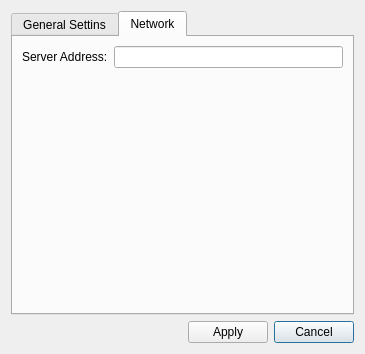
Old version of the form Speaker/settings.ui in the repository Ernyoke/Allamvizsga.
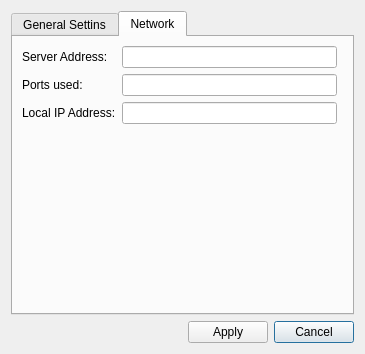
New version of the form. The open tabs and pages were chosen to show the change.

Patch:
```diff
--- a/Speaker/settings.ui
+++ b/Speaker/settings.ui
@@ -81,22 +81,22 @@
        <string>Network</string>
       </attribute>
       <layout class="QGridLayout" name="gridLayout_2">
-       <item row="1" column="0" colspan="2">
-        <spacer name="verticalSpacer">
-         <property name="orientation">
-          <enum>Qt::Vertical</enum>
-         </property>
-         <property name="sizeHint" stdset="0">
-          <size>
-           <width>20</width>
-           <height>40</height>
-          </size>
-         </property>
-        </spacer>
-       </item>
        <item row="0" column="1">
         <widget class="QLineEdit" name="lineEdit"/>
        </item>
+       <item row="3" column="0" colspan="3">
+        <spacer name="verticalSpacer">
+         <property name="orientation">
+          <enum>Qt::Vertical</enum>
+         </property>
+         <property name="sizeHint" stdset="0">
+          <size>
+           <width>20</width>
+           <height>40</height>
+          </size>
+         </property>
+        </spacer>
+       </item>
        <item row="0" column="0">
         <widget class="QLabel" name="label">
          <property name="text">
@@ -104,6 +104,26 @@
          </property>
         </widget>
        </item>
+       <item row="1" column="0">
+        <widget class="QLabel" name="label_2">
+         <property name="text">
+          <string>Ports used:</string>
+         </property>
+        </widget>
+       </item>
+       <item row="1" column="1">
+        <widget class="QLineEdit" name="lineEdit_2"/>
+       </item>
+       <item row="2" column="0">
+        <widget class="QLabel" name="label_3">
+         <property name="text">
+          <string>Local IP Address:</string>
+         </property>
+        </widget>
+       </item>
+       <item row="2" column="1">
+        <widget class="QLineEdit" name="lineEdit_3"/>
+       </item>
       </layout>
      </widget>
     </widget>
```
Left out of the diff: 9 changed lines with no effect on the pictures.
